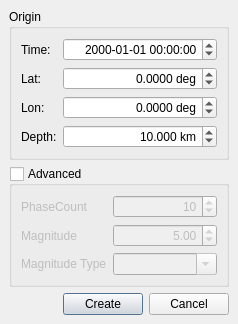
First picture: the form in libs/seiscomp/gui/datamodel/origindialog.ui, repository SeisComP/common, before the edit.
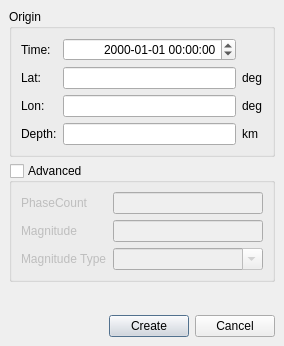
Second picture: the form after the edit.

Commit message: [gui] Use QLineEdit in artificial origin dialog

What changed in the file:
```diff
--- a/libs/seiscomp/gui/datamodel/origindialog.ui
+++ b/libs/seiscomp/gui/datamodel/origindialog.ui
@@ -3,19 +3,17 @@
  <comment></comment>
  <exportmacro></exportmacro>
  <class>OriginDialog</class>
- <widget class="QDialog" name="OriginDialog" >
-  <property name="geometry" >
+ <widget class="QDialog" name="OriginDialog">
+  <property name="geometry">
    <rect>
     <x>0</x>
     <y>0</y>
-    <width>238</width>
-    <height>122</height>
+    <width>284</width>
+    <height>346</height>
    </rect>
   </property>
-  <property name="sizePolicy" >
-   <sizepolicy>
-    <hsizetype>5</hsizetype>
-    <vsizetype>1</vsizetype>
+  <property name="sizePolicy">
+   <sizepolicy hsizetype="Preferred" vsizetype="Minimum">
     <horstretch>0</horstretch>
     <verstretch>0</verstretch>
    </sizepolicy>
@@ -23,13 +21,13 @@
   <property name="windowTitle" >
    <string>Artificial Origin</string>
   </property>
-  <layout class="QVBoxLayout" >
-   <property name="margin" >
-    <number>9</number>
-   </property>
-   <property name="spacing" >
+  <layout class="QVBoxLayout">
+   <property name="spacing">
     <number>6</number>
    </property>
+   <property name="margin">
+    <number>9</number>
+   </property>
    <item>
     <widget class="QGroupBox" name="groupBox" >
      <property name="title" >
@@ -49,69 +47,22 @@
         </property>
        </widget>
       </item>
-      <item row="3" column="1" >
-       <widget class="QDoubleSpinBox" name="depthDoubleSpinBox" >
-        <property name="alignment" >
-         <set>Qt::AlignRight</set>
+      <item row="2" column="0">
+       <widget class="QLabel" name="lonLabel">
+        <property name="toolTip">
+         <string>Longitude</string>
         </property>
-        <property name="suffix" >
-         <string> km</string>
-        </property>
-        <property name="decimals" >
-         <number>3</number>
-        </property>
-        <property name="maximum" >
-         <double>1000</double>
-        </property>
-        <property name="minimum" >
-         <double>-100</double>
-        </property>
-        <property name="singleStep" >
-         <double>10</double>
-        </property>
-        <property name="value" >
-         <double>10</double>
-        </property>
-       </widget>
-      </item>
-      <item row="2" column="0" >
-       <widget class="QLabel" name="lonLabel" >
-        <property name="text" >
+        <property name="text">
          <string>Lon:</string>
         </property>
        </widget>
       </item>
-      <item row="2" column="1" >
-       <widget class="QDoubleSpinBox" name="lonDoubleSpinBox" >
-        <property name="minimumSize" >
-         <size>
-          <width>130</width>
-          <height>0</height>
-         </size>
+      <item row="1" column="0">
+       <widget class="QLabel" name="latLabel">
+        <property name="toolTip">
+         <string>Latitude</string>
         </property>
-        <property name="alignment" >
-         <set>Qt::AlignRight</set>
-        </property>
-        <property name="suffix" >
-         <string> deg</string>
-        </property>
-        <property name="decimals" >
-         <number>4</number>
-        </property>
-        <property name="maximum" >
-         <double>180</double>
-        </property>
-        <property name="minimum" >
-         <double>-180</double>
-        </property>
-        <property name="value" >
-         <double>0</double>
-        </property>
-       </widget>
-      </item>
-      <item row="1" column="0" >
-       <widget class="QLabel" name="latLabel" >
-        <property name="text" >
+        <property name="text">
          <string>Lat:</string>
         </property>
        </widget>
@@ -131,37 +82,12 @@
         </property>
        </widget>
       </item>
-      <item row="1" column="1" >
-       <widget class="QDoubleSpinBox" name="latDoubleSpinBox" >
-        <property name="minimumSize" >
-         <size>
-          <width>130</width>
-          <height>0</height>
-         </size>
-        </property>
-        <property name="alignment" >
+      <item row="0" column="1">
+       <widget class="QDateTimeEdit" name="dateTimeEdit">
+        <property name="alignment">
          <set>Qt::AlignRight</set>
         </property>
-        <property name="suffix" >
-         <string> deg</string>
-        </property>
-        <property name="decimals" >
-         <number>4</number>
-        </property>
-        <property name="maximum" >
-         <double>90</double>
-        </property>
-        <property name="minimum" >
-         <double>-90</double>
-        </property>
-       </widget>
-      </item>
-      <item row="0" column="1" >
-       <widget class="QDateTimeEdit" name="dateTimeEdit" >
-        <property name="alignment" >
-         <set>Qt::AlignRight</set>
-        </property>
-        <property name="currentSection" >
+        <property name="currentSection">
          <enum>QDateTimeEdit::YearSection</enum>
         </property>
         <property name="displayFormat" >
@@ -169,6 +95,36 @@
         </property>
        </widget>
       </item>
+      <item row="1" column="1">
+       <widget class="QLineEdit" name="latLineEdit"/>
+      </item>
+      <item row="1" column="2">
+       <widget class="QLabel" name="latUnitLabel">
+        <property name="text">
+         <string>deg</string>
+        </property>
+       </widget>
+      </item>
+      <item row="2" column="2">
+       <widget class="QLabel" name="lonUnitLabel">
+        <property name="text">
+         <string>deg</string>
+        </property>
+       </widget>
+      </item>
+      <item row="3" column="2">
+       <widget class="QLabel" name="depthUnitLabel">
+        <property name="text">
+         <string>km</string>
+        </property>
+       </widget>
+      </item>
+      <item row="2" column="1">
+       <widget class="QLineEdit" name="lonLineEdit"/>
+      </item>
+      <item row="3" column="1">
+       <widget class="QLineEdit" name="depthLineEdit"/>
+      </item>
      </layout>
     </widget>
    </item>
@@ -193,28 +149,10 @@
       <property name="spacing" >
        <number>6</number>
       </property>
-      <item row="1" column="1" >
-       <widget class="QDoubleSpinBox" name="magSB" >
-        <property name="alignment" >
-         <set>Qt::AlignRight</set>
-        </property>
-        <property name="maximum" >
-         <double>10</double>
-        </property>
-        <property name="singleStep" >
-         <double>0.2</double>
-        </property>
-        <property name="value" >
-         <double>5</double>
-        </property>
-       </widget>
-      </item>
-      <item row="2" column="0" >
-       <widget class="QLabel" name="magTypeLabel" >
-        <property name="sizePolicy" >
-         <sizepolicy>
-          <hsizetype>4</hsizetype>
-          <vsizetype>5</vsizetype>
+      <item row="2" column="0">
+       <widget class="QLabel" name="magTypeLabel">
+        <property name="sizePolicy">
+         <sizepolicy hsizetype="Maximum" vsizetype="Preferred">
           <horstretch>0</horstretch>
           <verstretch>0</verstretch>
          </sizepolicy>
@@ -224,22 +162,10 @@
         </property>
        </widget>
       </item>
-      <item row="2" column="1" >
-       <widget class="QComboBox" name="magTypeCB" >
-        <property name="editable" >
-         <bool>true</bool>
-        </property>
-        <property name="maxVisibleItems" >
-         <number>30</number>
-        </property>
-       </widget>
-      </item>
-      <item row="1" column="0" >
-       <widget class="QLabel" name="magLabel" >
-        <property name="sizePolicy" >
-         <sizepolicy>
-          <hsizetype>4</hsizetype>
-          <vsizetype>5</vsizetype>
+      <item row="1" column="0">
+       <widget class="QLabel" name="magLabel">
+        <property name="sizePolicy">
+         <sizepolicy hsizetype="Maximum" vsizetype="Preferred">
           <horstretch>0</horstretch>
           <verstretch>0</verstretch>
          </sizepolicy>
@@ -249,12 +175,10 @@
         </property>
        </widget>
       </item>
-      <item row="0" column="0" >
-       <widget class="QLabel" name="phaseCountLabel" >
-        <property name="sizePolicy" >
-         <sizepolicy>
-          <hsizetype>4</hsizetype>
-          <vsizetype>5</vsizetype>
+      <item row="0" column="0">
+       <widget class="QLabel" name="phaseCountLabel">
+        <property name="sizePolicy">
+         <sizepolicy hsizetype="Maximum" vsizetype="Preferred">
           <horstretch>0</horstretch>
           <verstretch>0</verstretch>
          </sizepolicy>
@@ -264,19 +188,19 @@
         </property>
        </widget>
       </item>
-      <item row="0" column="1" >
-       <widget class="QDoubleSpinBox" name="phaseCountSB" >
-        <property name="alignment" >
-         <set>Qt::AlignRight</set>
+      <item row="0" column="1">
+       <widget class="QLineEdit" name="phaseCountLineEdit"/>
+      </item>
+      <item row="1" column="1">
+       <widget class="QLineEdit" name="magLineEdit"/>
+      </item>
+      <item row="2" column="1">
+       <widget class="QComboBox" name="magTypeComboBox">
+        <property name="editable">
+         <bool>true</bool>
         </property>
-        <property name="decimals" >
-         <number>0</number>
-        </property>
-        <property name="maximum" >
-         <double>10000</double>
-        </property>
-        <property name="value" >
-         <double>10</double>
+        <property name="maxVisibleItems">
+         <number>30</number>
         </property>
        </widget>
       </item>
@@ -297,13 +221,13 @@
     </spacer>
    </item>
    <item>
-    <layout class="QHBoxLayout" >
-     <property name="margin" >
-      <number>0</number>
-     </property>
-     <property name="spacing" >
+    <layout class="QHBoxLayout">
+     <property name="spacing">
       <number>6</number>
      </property>
+     <property name="margin">
+      <number>0</number>
+     </property>
      <item>
       <spacer>
        <property name="orientation" >
@@ -318,269 +242,473 @@
       </spacer>
      </item>
      <item>
-      <widget class="QPushButton" name="sendButton" >
-       <property name="palette" >
+      <widget class="QPushButton" name="sendButton">
+       <property name="palette">
         <palette>
          <active>
-          <color>
+          <colorrole role="WindowText">
+           <brush brushstyle="SolidPattern">
+            <color alpha="255">
            <red>0</red>
            <green>0</green>
            <blue>0</blue>
           </color>
-          <color>
+           </brush>
+          </colorrole>
+          <colorrole role="Button">
+           <brush brushstyle="SolidPattern">
+            <color alpha="255">
            <red>221</red>
            <green>223</green>
            <blue>228</blue>
           </color>
-          <color>
+           </brush>
+          </colorrole>
+          <colorrole role="Light">
+           <brush brushstyle="SolidPattern">
+            <color alpha="255">
            <red>255</red>
            <green>255</green>
            <blue>255</blue>
           </color>
-          <color>
+           </brush>
+          </colorrole>
+          <colorrole role="Midlight">
+           <brush brushstyle="SolidPattern">
+            <color alpha="255">
            <red>255</red>
            <green>255</green>
            <blue>255</blue>
           </color>
-          <color>
+           </brush>
+          </colorrole>
+          <colorrole role="Dark">
+           <brush brushstyle="SolidPattern">
+            <color alpha="255">
            <red>85</red>
            <green>85</green>
            <blue>85</blue>
           </color>
-          <color>
+           </brush>
+          </colorrole>
+          <colorrole role="Mid">
+           <brush brushstyle="SolidPattern">
+            <color alpha="255">
            <red>199</red>
            <green>199</green>
            <blue>199</blue>
           </color>
-          <color>
+           </brush>
+          </colorrole>
+          <colorrole role="Text">
+           <brush brushstyle="SolidPattern">
+            <color alpha="255">
            <red>0</red>
            <green>0</green>
            <blue>0</blue>
           </color>
-          <color>
+           </brush>
+          </colorrole>
+          <colorrole role="BrightText">
+           <brush brushstyle="SolidPattern">
+            <color alpha="255">
            <red>255</red>
            <green>255</green>
            <blue>255</blue>
           </color>
-          <color>
+           </brush>
+          </colorrole>
+          <colorrole role="ButtonText">
+           <brush brushstyle="SolidPattern">
+            <color alpha="255">
            <red>0</red>
            <green>0</green>
            <blue>0</blue>
           </color>
-          <color>
+           </brush>
+          </colorrole>
+          <colorrole role="Base">
+           <brush brushstyle="SolidPattern">
+            <color alpha="255">
            <red>255</red>
            <green>255</green>
            <blue>255</blue>
           </color>
-          <color>
+           </brush>
+          </colorrole>
+          <colorrole role="Window">
+           <brush brushstyle="SolidPattern">
+            <color alpha="255">
            <red>239</red>
            <green>239</green>
            <blue>239</blue>
           </color>
-          <color>
+           </brush>
+          </colorrole>
+          <colorrole role="Shadow">
+           <brush brushstyle="SolidPattern">
+            <color alpha="255">
            <red>0</red>
            <green>0</green>
            <blue>0</blue>
           </color>
-          <color>
+           </brush>
+          </colorrole>
+          <colorrole role="Highlight">
+           <brush brushstyle="SolidPattern">
+            <color alpha="255">
            <red>103</red>
            <green>141</green>
            <blue>178</blue>
           </color>
-          <color>
+           </brush>
+          </colorrole>
+          <colorrole role="HighlightedText">
+           <brush brushstyle="SolidPattern">
+            <color alpha="255">
            <red>255</red>
            <green>255</green>
            <blue>255</blue>
           </color>
-          <color>
+           </brush>
+          </colorrole>
+          <colorrole role="Link">
+           <brush brushstyle="SolidPattern">
+            <color alpha="255">
            <red>0</red>
            <green>0</green>
            <blue>238</blue>
           </color>
-          <color>
+           </brush>
+          </colorrole>
+          <colorrole role="LinkVisited">
+           <brush brushstyle="SolidPattern">
+            <color alpha="255">
            <red>82</red>
            <green>24</green>
            <blue>139</blue>
           </color>
-          <color>
+           </brush>
+          </colorrole>
+          <colorrole role="AlternateBase">
+           <brush brushstyle="SolidPattern">
+            <color alpha="255">
            <red>232</red>
            <green>232</green>
            <blue>232</blue>
           </color>
+           </brush>
+          </colorrole>
          </active>
          <inactive>
-          <color>
+          <colorrole role="WindowText">
+           <brush brushstyle="SolidPattern">
+            <color alpha="255">
            <red>0</red>
            <green>0</green>
            <blue>0</blue>
           </color>
-          <color>
+           </brush>
+          </colorrole>
+          <colorrole role="Button">
+           <brush brushstyle="SolidPattern">
+            <color alpha="255">
            <red>221</red>
            <green>223</green>
            <blue>228</blue>
           </color>
-          <color>
+           </brush>
+          </colorrole>
+          <colorrole role="Light">
+           <brush brushstyle="SolidPattern">
+            <color alpha="255">
            <red>255</red>
            <green>255</green>
            <blue>255</blue>
           </color>
-          <color>
+           </brush>
+          </colorrole>
+          <colorrole role="Midlight">
+           <brush brushstyle="SolidPattern">
+            <color alpha="255">
            <red>255</red>
            <green>255</green>
            <blue>255</blue>
           </color>
-          <color>
+           </brush>
+          </colorrole>
+          <colorrole role="Dark">
+           <brush brushstyle="SolidPattern">
+            <color alpha="255">
            <red>85</red>
            <green>85</green>
            <blue>85</blue>
           </color>
-          <color>
+           </brush>
+          </colorrole>
+          <colorrole role="Mid">
+           <brush brushstyle="SolidPattern">
+            <color alpha="255">
            <red>199</red>
            <green>199</green>
            <blue>199</blue>
           </color>
-          <color>
+           </brush>
+          </colorrole>
+          <colorrole role="Text">
+           <brush brushstyle="SolidPattern">
+            <color alpha="255">
            <red>0</red>
            <green>0</green>
            <blue>0</blue>
           </color>
-          <color>
+           </brush>
+          </colorrole>
+          <colorrole role="BrightText">
+           <brush brushstyle="SolidPattern">
+            <color alpha="255">
            <red>255</red>
            <green>255</green>
            <blue>255</blue>
           </color>
-          <color>
+           </brush>
+          </colorrole>
+          <colorrole role="ButtonText">
+           <brush brushstyle="SolidPattern">
+            <color alpha="255">
            <red>0</red>
            <green>0</green>
            <blue>0</blue>
           </color>
-          <color>
+           </brush>
+          </colorrole>
+          <colorrole role="Base">
+           <brush brushstyle="SolidPattern">
+            <color alpha="255">
            <red>255</red>
            <green>255</green>
            <blue>255</blue>
           </color>
-          <color>
+           </brush>
+          </colorrole>
+          <colorrole role="Window">
+           <brush brushstyle="SolidPattern">
+            <color alpha="255">
            <red>239</red>
            <green>239</green>
            <blue>239</blue>
           </color>
-          <color>
+           </brush>
+          </colorrole>
+          <colorrole role="Shadow">
+           <brush brushstyle="SolidPattern">
+            <color alpha="255">
            <red>0</red>
            <green>0</green>
            <blue>0</blue>
           </color>
-          <color>
+           </brush>
+          </colorrole>
+          <colorrole role="Highlight">
+           <brush brushstyle="SolidPattern">
+            <color alpha="255">
            <red>103</red>
            <green>141</green>
            <blue>178</blue>
           </color>
-          <color>
+           </brush>
+          </colorrole>
+          <colorrole role="HighlightedText">
+           <brush brushstyle="SolidPattern">
+            <color alpha="255">
            <red>255</red>
            <green>255</green>
            <blue>255</blue>
           </color>
-          <color>
+           </brush>
+          </colorrole>
+          <colorrole role="Link">
+           <brush brushstyle="SolidPattern">
+            <color alpha="255">
            <red>0</red>
            <green>0</green>
            <blue>238</blue>
           </color>
-          <color>
+           </brush>
+          </colorrole>
+          <colorrole role="LinkVisited">
+           <brush brushstyle="SolidPattern">
+            <color alpha="255">
            <red>82</red>
            <green>24</green>
            <blue>139</blue>
           </color>
-          <color>
+           </brush>
+          </colorrole>
+          <colorrole role="AlternateBase">
+           <brush brushstyle="SolidPattern">
+            <color alpha="255">
            <red>232</red>
            <green>232</green>
            <blue>232</blue>
           </color>
+           </brush>
+          </colorrole>
          </inactive>
          <disabled>
-          <color>
+          <colorrole role="WindowText">
+           <brush brushstyle="SolidPattern">
+            <color alpha="255">
            <red>128</red>
            <green>128</green>
            <blue>128</blue>
           </color>
-          <color>
+           </brush>
+          </colorrole>
+          <colorrole role="Button">
+           <brush brushstyle="SolidPattern">
+            <color alpha="255">
            <red>221</red>
            <green>223</green>
            <blue>228</blue>
           </color>
-          <color>
+           </brush>
+          </colorrole>
+          <colorrole role="Light">
+           <brush brushstyle="SolidPattern">
+            <color alpha="255">
            <red>255</red>
            <green>255</green>
            <blue>255</blue>
           </color>
-          <color>
+           </brush>
+          </colorrole>
+          <colorrole role="Midlight">
+           <brush brushstyle="SolidPattern">
+            <color alpha="255">
            <red>255</red>
            <green>255</green>
            <blue>255</blue>
           </color>
-          <color>
+           </brush>
+          </colorrole>
+          <colorrole role="Dark">
+           <brush brushstyle="SolidPattern">
+            <color alpha="255">
            <red>85</red>
            <green>85</green>
            <blue>85</blue>
           </color>
-          <color>
+           </brush>
+          </colorrole>
+          <colorrole role="Mid">
+           <brush brushstyle="SolidPattern">
+            <color alpha="255">
            <red>199</red>
            <green>199</green>
            <blue>199</blue>
           </color>
-          <color>
+           </brush>
+          </colorrole>
+          <colorrole role="Text">
+           <brush brushstyle="SolidPattern">
+            <color alpha="255">
            <red>199</red>
            <green>199</green>
            <blue>199</blue>
           </color>
-          <color>
+           </brush>
+          </colorrole>
+          <colorrole role="BrightText">
+           <brush brushstyle="SolidPattern">
+            <color alpha="255">
            <red>255</red>
            <green>255</green>
            <blue>255</blue>
           </color>
-          <color>
+           </brush>
+          </colorrole>
+          <colorrole role="ButtonText">
+           <brush brushstyle="SolidPattern">
+            <color alpha="255">
            <red>128</red>
            <green>128</green>
            <blue>128</blue>
           </color>
-          <color>
+           </brush>
+          </colorrole>
+          <colorrole role="Base">
+           <brush brushstyle="SolidPattern">
+            <color alpha="255">
            <red>239</red>
            <green>239</green>
            <blue>239</blue>
           </color>
-          <color>
+           </brush>
+          </colorrole>
+          <colorrole role="Window">
+           <brush brushstyle="SolidPattern">
+            <color alpha="255">
            <red>239</red>
            <green>239</green>
            <blue>239</blue>
           </color>
-          <color>
+           </brush>
+          </colorrole>
+          <colorrole role="Shadow">
+           <brush brushstyle="SolidPattern">
+            <color alpha="255">
            <red>0</red>
            <green>0</green>
            <blue>0</blue>
           </color>
-          <color>
+           </brush>
+          </colorrole>
+          <colorrole role="Highlight">
+           <brush brushstyle="SolidPattern">
+            <color alpha="255">
            <red>86</red>
            <green>117</green>
            <blue>148</blue>
           </color>
-          <color>
+           </brush>
+          </colorrole>
+          <colorrole role="HighlightedText">
+           <brush brushstyle="SolidPattern">
+            <color alpha="255">
            <red>255</red>
            <green>255</green>
            <blue>255</blue>
           </color>
-          <color>
+           </brush>
+          </colorrole>
+          <colorrole role="Link">
+           <brush brushstyle="SolidPattern">
+            <color alpha="255">
            <red>0</red>
            <green>0</green>
            <blue>238</blue>
           </color>
-          <color>
+           </brush>
+          </colorrole>
+          <colorrole role="LinkVisited">
+           <brush brushstyle="SolidPattern">
+            <color alpha="255">
            <red>82</red>
            <green>24</green>
            <blue>139</blue>
           </color>
-          <color>
+           </brush>
+          </colorrole>
+          <colorrole role="AlternateBase">
+           <brush brushstyle="SolidPattern">
+            <color alpha="255">
            <red>232</red>
            <green>232</green>
            <blue>232</blue>
           </color>
+           </brush>
+          </colorrole>
          </disabled>
         </palette>
        </property>
```
Left out of the diff: 96 changed lines with no effect on the pictures. Lines whose indentation alone changed are shown as unchanged. The commit also changes 2 other files.
